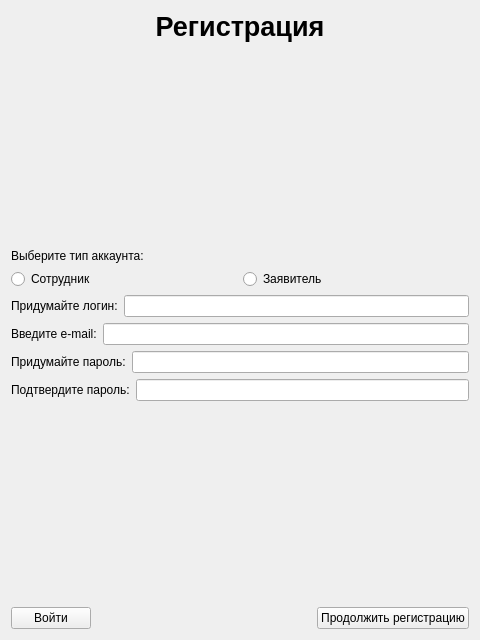
Before: the Qt Designer form registrationwidget.ui in FlerkenArtem/SocialPaymentAssistant, drawn with Qt 5.
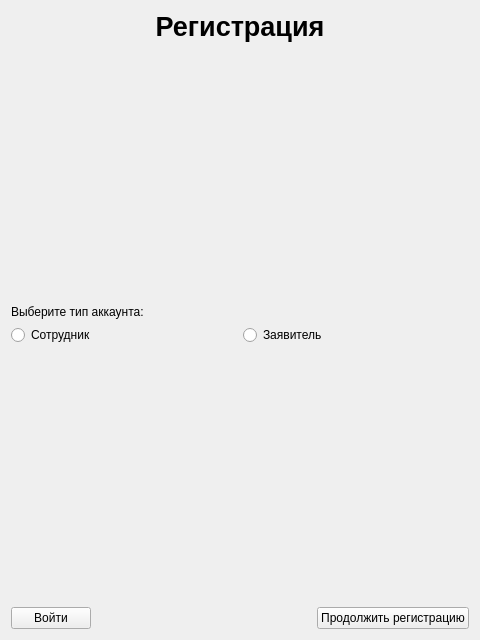
After: the same form once the commit is applied. Icons and pictures are not drawn.

```diff
--- a/registrationwidget.ui
+++ b/registrationwidget.ui
@@ -75,93 +75,6 @@
      </item>
     </layout>
    </item>
-   <item>
-    <layout class="QHBoxLayout" name="horizontalLayout_2">
-     <item>
-      <widget class="QLabel" name="label_3">
-       <property name="text">
-        <string>Придумайте логин:</string>
-       </property>
-      </widget>
-     </item>
-     <item>
-      <widget class="QLineEdit" name="newLogin">
-       <property name="maxLength">
-        <number>50</number>
-       </property>
-      </widget>
-     </item>
-    </layout>
-   </item>
-   <item>
-    <layout class="QHBoxLayout" name="horizontalLayout_5">
-     <item>
-      <widget class="QLabel" name="label_6">
-       <property name="text">
-        <string>Введите e-mail:</string>
-       </property>
-      </widget>
-     </item>
-     <item>
-      <widget class="QLineEdit" name="newEmail">
-       <property name="inputMethodHints">
-        <set>Qt::InputMethodHint::ImhEmailCharactersOnly</set>
-       </property>
-       <property name="maxLength">
-        <number>345</number>
-       </property>
-      </widget>
-     </item>
-    </layout>
-   </item>
-   <item>
-    <layout class="QHBoxLayout" name="horizontalLayout_3">
-     <item>
-      <widget class="QLabel" name="label_4">
-       <property name="text">
-        <string>Придумайте пароль:</string>
-       </property>
-      </widget>
-     </item>
-     <item>
-      <widget class="QLineEdit" name="newPassword">
-       <property name="inputMethodHints">
-        <set>Qt::InputMethodHint::ImhHiddenText|Qt::InputMethodHint::ImhLatinOnly</set>
-       </property>
-       <property name="maxLength">
-        <number>20</number>
-       </property>
-       <property name="echoMode">
-        <enum>QLineEdit::EchoMode::Password</enum>
-       </property>
-      </widget>
-     </item>
-    </layout>
-   </item>
-   <item>
-    <layout class="QHBoxLayout" name="horizontalLayout_4">
-     <item>
-      <widget class="QLabel" name="label_5">
-       <property name="text">
-        <string>Подтвердите пароль:</string>
-       </property>
-      </widget>
-     </item>
-     <item>
-      <widget class="QLineEdit" name="repeatPassword">
-       <property name="inputMethodHints">
-        <set>Qt::InputMethodHint::ImhHiddenText|Qt::InputMethodHint::ImhLatinOnly</set>
-       </property>
-       <property name="maxLength">
-        <number>20</number>
-       </property>
-       <property name="echoMode">
-        <enum>QLineEdit::EchoMode::Password</enum>
-       </property>
-      </widget>
-     </item>
-    </layout>
-   </item>
    <item>
     <spacer name="verticalSpacer_2">
      <property name="orientation">
```
